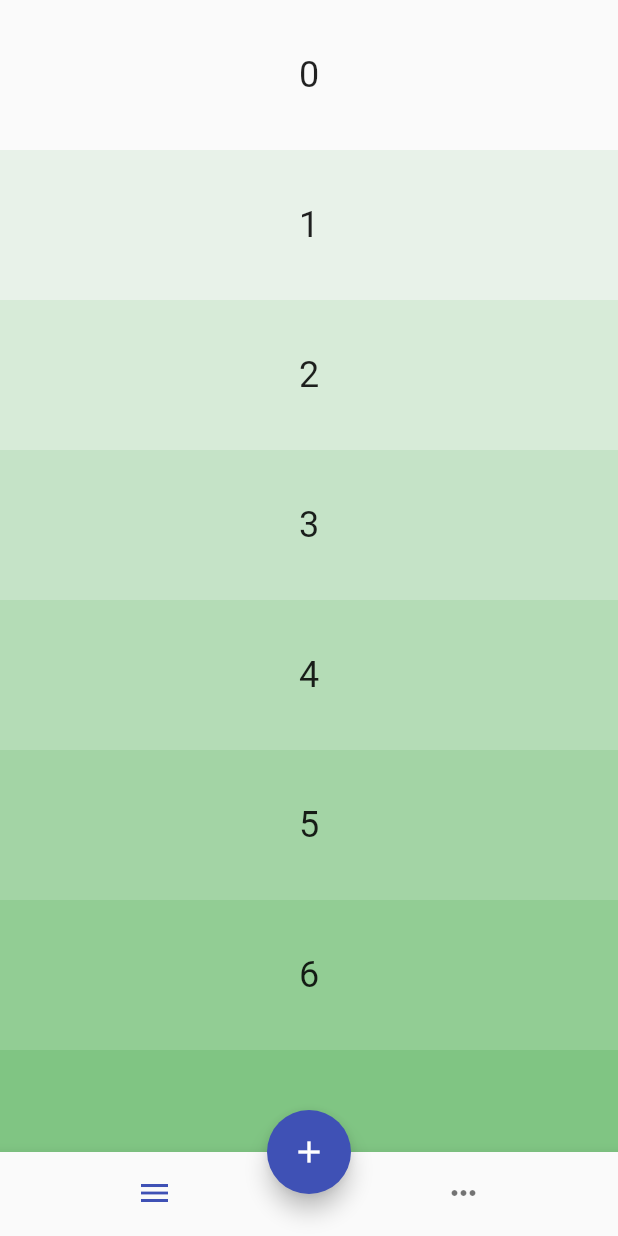
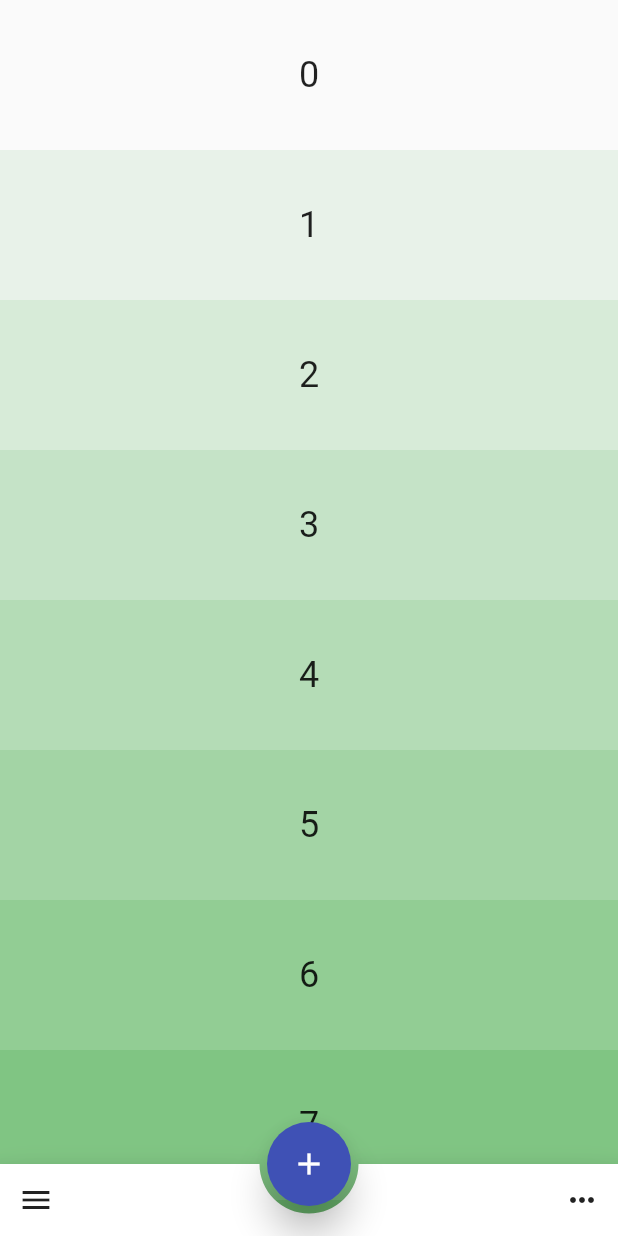
Before and after one commit to sugitlab/inoutstudy, a Flutter app: the screen it shows after launch, on a phone screen of 412 x 824 dp. Run offline on Flutter 3.47's test engine with Material 2 defaults, Android fonts, the phone set to English and light mode, and no system bars.

Commit message:
change from bnv to bab

```diff
--- a/lib/views/top_summary.dart
+++ b/lib/views/top_summary.dart
@@ -5,6 +5,7 @@ class TopSummary extends StatelessWidget {
   @override
   Widget build(BuildContext context) {
     return Scaffold(
+      extendBody: true,
       body: Center(
         child: ListView.builder(
           itemCount: 10,
@@ -21,16 +22,32 @@ class TopSummary extends StatelessWidget {
       ),
       floatingActionButtonLocation: FloatingActionButtonLocation.miniCenterDocked,
       floatingActionButton: FloatingActionButton(
+        elevation: 10,
         child: const Icon(Icons.add),
         onPressed: () => _newStudyModalBottomSheet(context),
       ),
-      bottomNavigationBar: BottomNavigationBar(
-        showSelectedLabels: false,
-        showUnselectedLabels: false,
-        items: const [
-          BottomNavigationBarItem(icon: Icon(Icons.menu), label: 'Menu'),
-          BottomNavigationBarItem(icon: Icon(Icons.more_horiz), label: 'More'),
-        ],
+      bottomNavigationBar: BottomAppBar(
+        elevation: 10,
+        notchMargin: 5,
+        shape: const AutomaticNotchedShape(
+          RoundedRectangleBorder(),
+          StadiumBorder(
+            side: BorderSide(),
+          ),
+        ),
+        child: Row(
+          mainAxisAlignment: MainAxisAlignment.spaceBetween,
+          children: [
+            IconButton(
+              icon: const Icon(Icons.menu),
+              onPressed: () => {},
+            ),
+            IconButton(
+              icon: const Icon(Icons.more_horiz),
+              onPressed: () => {},
+            ),
+          ],
+        ),
       ),
     );
   }
```
